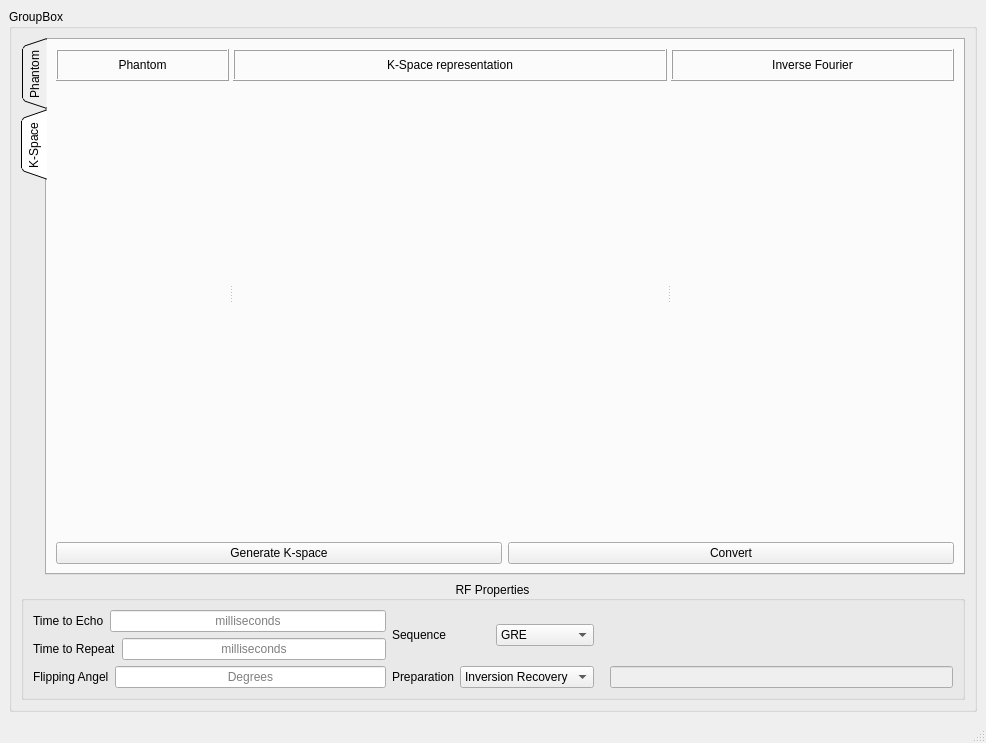
Above: Task (3)/MRI_Simulator.ui from sbme-tutorials/task2-team-2 before the change. Below: the same form after it.
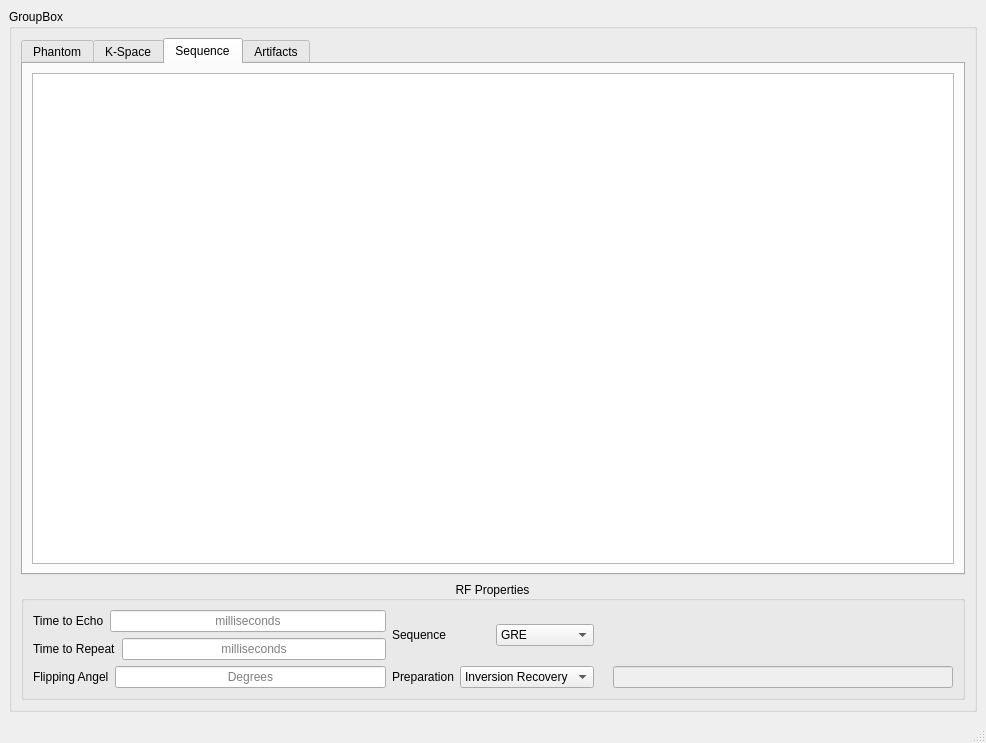
That is the form after the change.

Commit message: Added Graphical representation interface!

```diff
--- a/Task (3)/MRI_Simulator.ui
+++ b/Task (3)/MRI_Simulator.ui
@@ -36,13 +36,13 @@
        <item row="0" column="0">
         <widget class="QTabWidget" name="tabWidget">
          <property name="tabPosition">
-          <enum>QTabWidget::West</enum>
+          <enum>QTabWidget::North</enum>
          </property>
          <property name="tabShape">
-          <enum>QTabWidget::Triangular</enum>
+          <enum>QTabWidget::Rounded</enum>
          </property>
          <property name="currentIndex">
-          <number>1</number>
+          <number>2</number>
          </property>
          <property name="movable">
           <bool>true</bool>
@@ -417,6 +417,24 @@
            </item>
           </layout>
          </widget>
+         <widget class="QWidget" name="tab_3">
+          <property name="accessibleName">
+           <string/>
+          </property>
+          <attribute name="title">
+           <string>Sequence</string>
+          </attribute>
+          <layout class="QGridLayout" name="gridLayout_7">
+           <item row="0" column="0">
+            <widget class="QGraphicsView" name="graphicsView_3"/>
+           </item>
+          </layout>
+         </widget>
+         <widget class="QWidget" name="tab_4">
+          <attribute name="title">
+           <string>Artifacts</string>
+          </attribute>
+         </widget>
         </widget>
        </item>
        <item row="1" column="0">
@@ -559,7 +577,7 @@
             <item>
              <widget class="QLabel" name="preparation_label">
               <property name="text">
-               <string> </string>
+               <string/>
               </property>
              </widget>
             </item>
```
The commit also changes 7 other files.
